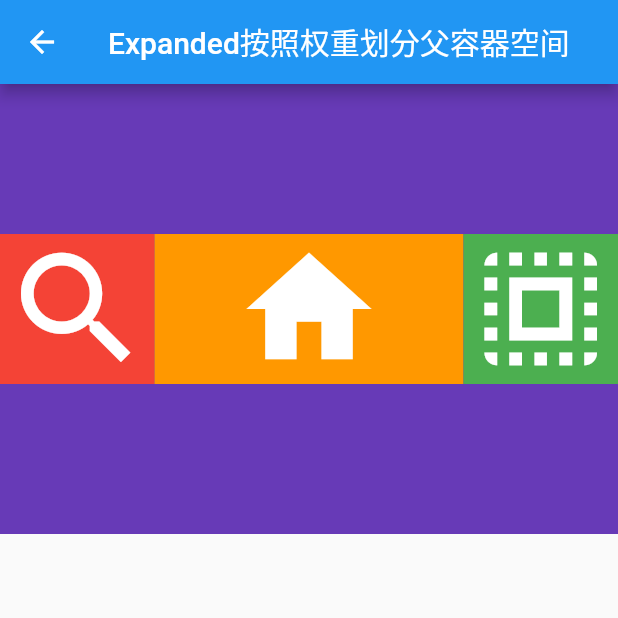
After one commit to meiSThub/my_flutter_test, a Flutter app: the ExpandedWidgetTestPage screen opened by its route, on a phone screen of 412 x 824 dp, the top half of it. The commit adds this screen. Run offline on Flutter 3.47's test engine with Material 2 defaults, Android fonts, the phone set to English and light mode, and no system bars; network calls fail.

Commit message:
Expanded 按照权重划分父容器空间的组件

```diff
--- a/lib/container/container_home_page.dart
+++ b/lib/container/container_home_page.dart
@@ -32,6 +32,7 @@ class _ContainerTestPageState extends BasePageState<ContainerHomePage> {
       PageRouteBean("Padding组件", PageNum.paddingWidgetTestPage),
       PageRouteBean("Row水平线性组件", PageNum.rowWidgetTestPage),
       PageRouteBean("Column垂直线性组件", PageNum.columnWidgetTestPage),
+      PageRouteBean("Expanded按照权重划分父容器空间", PageNum.expandedWidgetTestPage),
     ];
   }
 
--- /dev/null
+++ b/lib/container/expanded/expanded_widget_test.dart
@@ -0,0 +1,63 @@
+import 'package:flutter/material.dart';
+import 'package:my_flutter_test/base/base_page.dart';
+import 'package:my_flutter_test/customwidget/custom_icon_widget.dart';
+
+/// Expanded 按照权重，平分父容器的剩余空间
+class ExpandedWidgetTestPage extends BasePageWidget {
+  const ExpandedWidgetTestPage({Key? key}) : super(key: key);
+
+  @override
+  BasePageState<BasePageWidget> getState() => ExpandedWidgetTestPageState();
+}
+
+class ExpandedWidgetTestPageState
+    extends BasePageState<ExpandedWidgetTestPage> {
+  @override
+  String pageTitle = "Expanded按照权重划分父容器空间";
+
+  @override
+  Widget buildContentView() {
+    return Container(
+      height: 300,
+      color: Colors.deepPurple,
+      child: Row(
+        // 子View 总共把父容器的空间分为了：1+2+1=4份
+        // 其中第一个子View占 1/4
+        // 第二个子View占用 2/4
+        // 第三个子View占用 1/4
+        children: const [
+          Expanded(
+            // 占父容器空间的1份
+            flex: 1,
+            child: IconWidget(
+              Icons.search,
+              color: Colors.red,
+              size: 100,
+            ),
+          ),
+          Expanded(
+            // 占父容器空间的2份
+            flex: 2,
+            child: IconWidget(
+              Icons.home,
+              color: Colors.orange,
+              size: 100,
+            ),
+          ),
+          Expanded(
+            // 占父容器空间的1份
+            flex: 1,
+            child: IconWidget(
+              Icons.select_all,
+              color: Colors.green,
+              size: 100,
+            ),
+          ),
+        ],
+      ),
+    );
+  }
+
+  @override
+  void initData() {}
+}
--- a/lib/router/page_num.dart
+++ b/lib/router/page_num.dart
@@ -13,6 +13,7 @@ class PageNum {
   static String paddingWidgetTestPage = "1010";
   static String rowWidgetTestPage = "1011";
   static String columnWidgetTestPage = "1012";
+  static String expandedWidgetTestPage = "1013";
   static String textHome = "2000";
   static String imageHome = "3000";
   static String customWidgetTestPage = "4000";
--- a/lib/router/route_path.dart
+++ b/lib/router/route_path.dart
@@ -1,6 +1,7 @@
 import 'package:my_flutter_test/container/column/column_widget_test.dart';
 import 'package:my_flutter_test/container/container_home_page.dart';
 import 'package:my_flutter_test/container/container_widget_test.dart';
+import 'package:my_flutter_test/container/expanded/expanded_widget_test.dart';
 import 'package:my_flutter_test/container/gridview/grid_view_test1.dart';
 import 'package:my_flutter_test/container/gridview/grid_view_test2.dart';
 import 'package:my_flutter_test/container/gridview/grid_view_test3.dart';
@@ -38,6 +39,8 @@ final routerPath = {
   PageNum.rowWidgetTestPage: (context) => const RowWidgetTestPage(),
   // Column 垂直线性布局组件
   PageNum.columnWidgetTestPage: (context) => const ColumnWidgetTestPage(),
+  // Expanded 按照权重划分父容器空间
+  PageNum.expandedWidgetTestPage: (context) => const ExpandedWidgetTestPage(),
   // 文案组件
   PageNum.textHome: (context) => const TextWidgetTestPage(),
   // 图片组件
```
